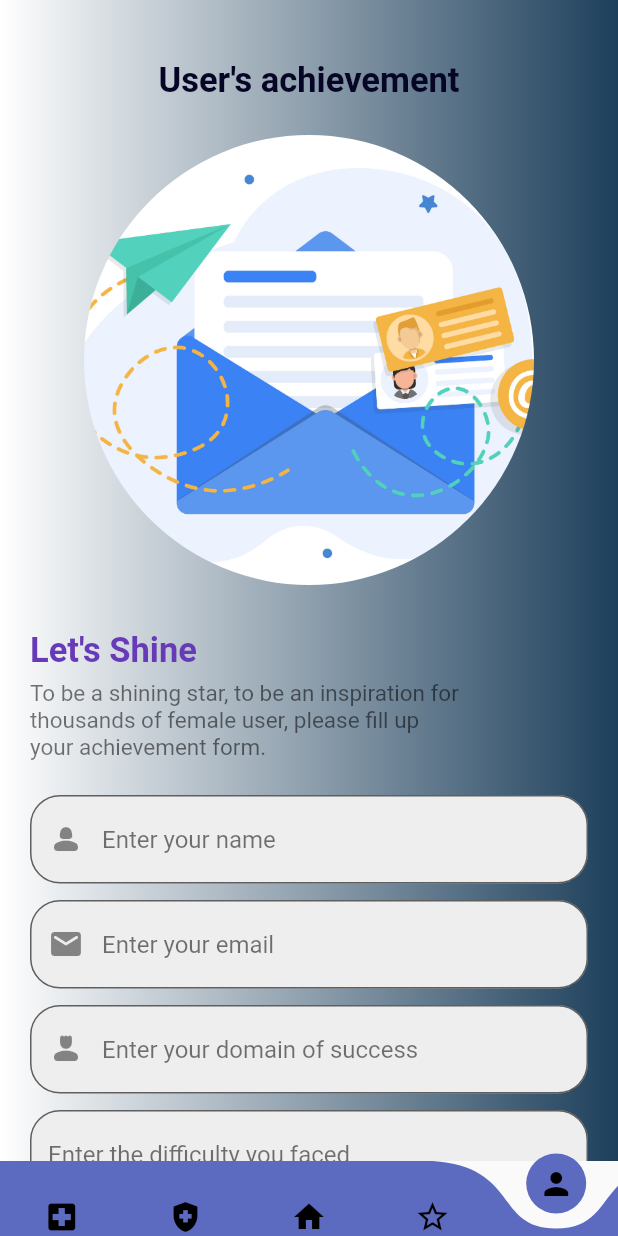
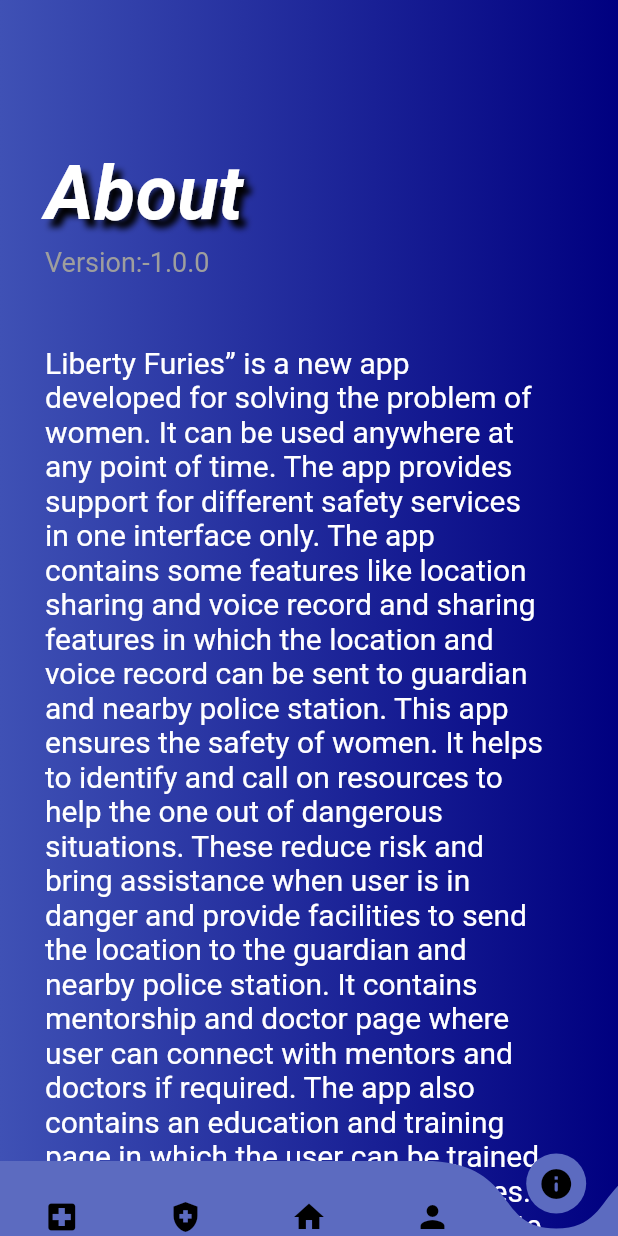
Before and after one commit to Surajpatra700/Liberty-Furies, a Flutter app: the FrameworkScreen screen opened directly, item 5 of the bottom bar chosen, on a phone screen of 412 x 824 dp. Run offline on Flutter 3.47's test engine with Material 2 defaults, Android fonts, the phone set to English and light mode, and no system bars; drawn by our look-alikes of curved_navigation_bar; our stand-ins replace firebase_auth, firebase_core, firebase_database, firebase_storage, fluttertoast, geolocator and 6 more; missing offline and left inert: flutter_sound; accounts and stored records are empty; network calls fail; project files that could hold a hidden picture were left out.

Commit message:
fifteenth commit

```diff
--- a/lib/main.dart
+++ b/lib/main.dart
@@ -14,7 +14,7 @@
 import 'package:liberty_furies/pages/googleMapScreen.dart';
 import 'package:liberty_furies/auth/loginPage.dart';
 import 'package:liberty_furies/auth/signup.dart';
-import 'package:liberty_furies/screens/achievement.dart';
+import 'package:liberty_furies/screens/about.dart';
 import 'package:liberty_furies/screens/achievementForm.dart';
 import 'package:liberty_furies/screens/home_screen.dart';
 import 'package:liberty_furies/screens/mentorHomePage.dart';
--- a/lib/pages/framework.dart
+++ b/lib/pages/framework.dart
@@ -3,7 +3,7 @@
 import 'package:curved_navigation_bar/curved_navigation_bar.dart';
 import 'package:flutter/material.dart';
 import 'package:liberty_furies/pages/googleMapScreen.dart';
-import 'package:liberty_furies/screens/achievement.dart';
+import 'package:liberty_furies/screens/about.dart';
 import 'package:liberty_furies/screens/callscreen.dart';
 import 'package:liberty_furies/screens/home_screen.dart';
 import 'package:liberty_furies/screens/hospital.dart';
@@ -23,8 +23,8 @@
     //CallScreen(),
     GoogleMapScreen(),
     HomeScreen(),
-    Achievement(),
     UserDetail(),
+    About(),
   ];
 
   @override
@@ -58,13 +58,14 @@
             color: Colors.black,
           ),
           const Icon(
-            Icons.star_border_outlined,
+            Icons.person,
             color: Colors.black,
           ),
           const Icon(
-            Icons.person,
+            Icons.info_rounded,
             color: Colors.black,
           ),
+
         ],
         animationDuration: const Duration(milliseconds: 400),
       ),
--- /dev/null
+++ b/lib/screens/about.dart
@@ -0,0 +1,86 @@
+import 'package:flutter/material.dart';
+
+class About extends StatefulWidget {
+  const About({super.key});
+
+  @override
+  State<About> createState() => _AboutState();
+}
+
+class _AboutState extends State<About> {
+
+  @override
+  Widget build(BuildContext context) {
+    return Scaffold(
+      extendBody: true,
+      body: Stack(
+        children: [
+          Container(
+      decoration: BoxDecoration(
+      gradient: LinearGradient(colors: [
+        Colors.indigo,
+        Color(0xff000080),
+
+      ]
+          )
+      ),
+    child: SingleChildScrollView(
+      child: Container(
+      margin: EdgeInsets.only(top: 100,left: 30,right: 30 ,bottom: 70),
+      child: Row(
+      mainAxisAlignment: MainAxisAlignment.spaceBetween,
+      children: [
+      Column(
+      crossAxisAlignment: CrossAxisAlignment.start,
+      children: [
+        Text(
+        "About",
+        style: TextStyle(
+            fontSize: 50,
+            fontStyle: FontStyle.italic,
+            fontWeight: FontWeight.bold,
+            color: Colors.white,
+            shadows: <Shadow>[
+        Shadow(
+        offset: Offset(5.0, 5.0),
+        blurRadius: 5.0,
+        color: Colors.black,
+      ),
+            ]),
+      ),
+        SizedBox(height: 5,),
+        Container(
+          width: 320,
+          child: Text(
+            "Version:-1.0.0",
+            style: TextStyle(
+                fontSize: 18,
+
+                color: Colors.grey),
+          ),
+        ),
+      // AppText(text: "Mountain",size: 30,),
+      SizedBox(height: 45,),
+      Container(
+      width: 335,
+      child: Text(
+        "Liberty Furies” is a new app developed for solving the problem of women. It can be used anywhere at any point of time. The app provides support for different safety services in one interface only. The app contains some features like location sharing and voice record and sharing features in which the location and voice record can be sent to guardian and nearby police station. This app ensures the safety of women. It helps to identify and call on resources to help the one out of dangerous situations. These reduce risk and bring assistance when user is in danger and provide facilities to send the location to the guardian and nearby police station. It contains mentorship and doctor page where user can connect with mentors and doctors if required. The app also contains an education and training page in which the user can be trained and educated to protect themselves.\n    The mission of this app is to create an application using newer and advanced technologies that ensures the safety of women protect them from being a victim of physical, emotional and sexual abuse.",
+        style: TextStyle(
+            fontSize: 20,
+
+            color: Colors.white),
+      ),
+      //color: ,
+
+      ),
+      ])
+      ],
+      )
+
+
+      ),
+    ))],
+      ),
+    );
+  }
+}
--- a/lib/screens/achievement.dart
+++ /dev/null
@@ -1,22 +0,0 @@
-import 'package:flutter/material.dart';
-
-class Achievement extends StatefulWidget {
-  const Achievement({super.key});
-
-  @override
-  State<Achievement> createState() => _AchievementState();
-}
-
-class _AchievementState extends State<Achievement> {
-  @override
-  Widget build(BuildContext context) {
-    return Scaffold(
-
-      drawer: new Drawer(),
-      appBar: AppBar(
-        title: Text("Achievement"),
-
-      ),
-    );
-  }
-}
```
